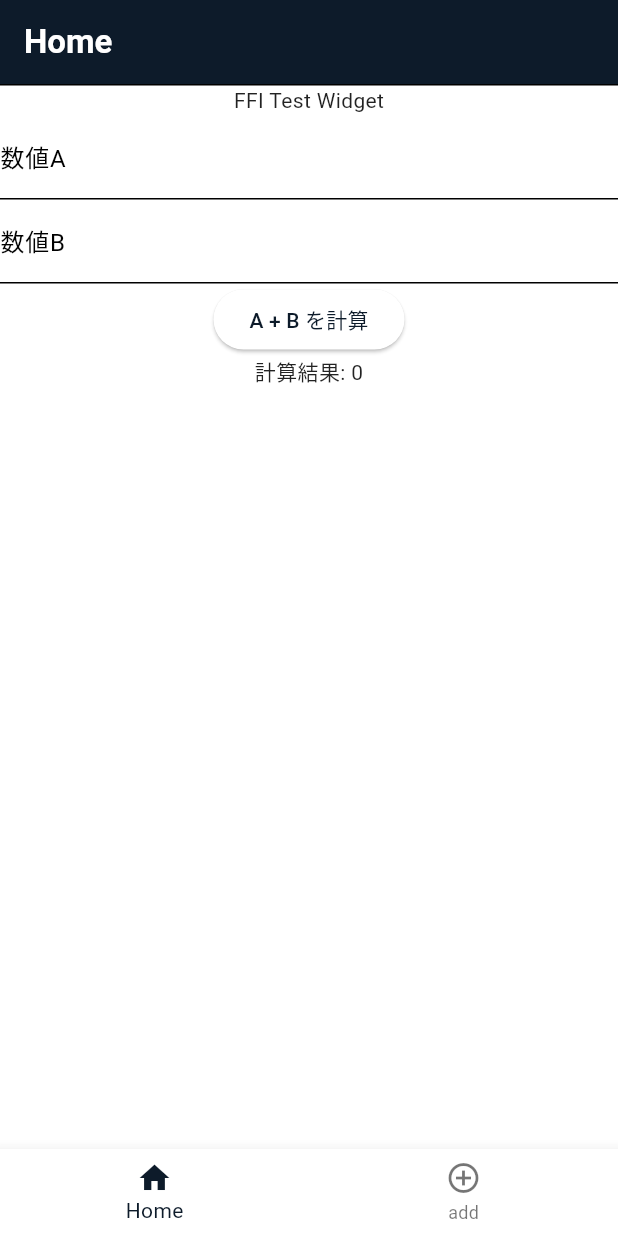
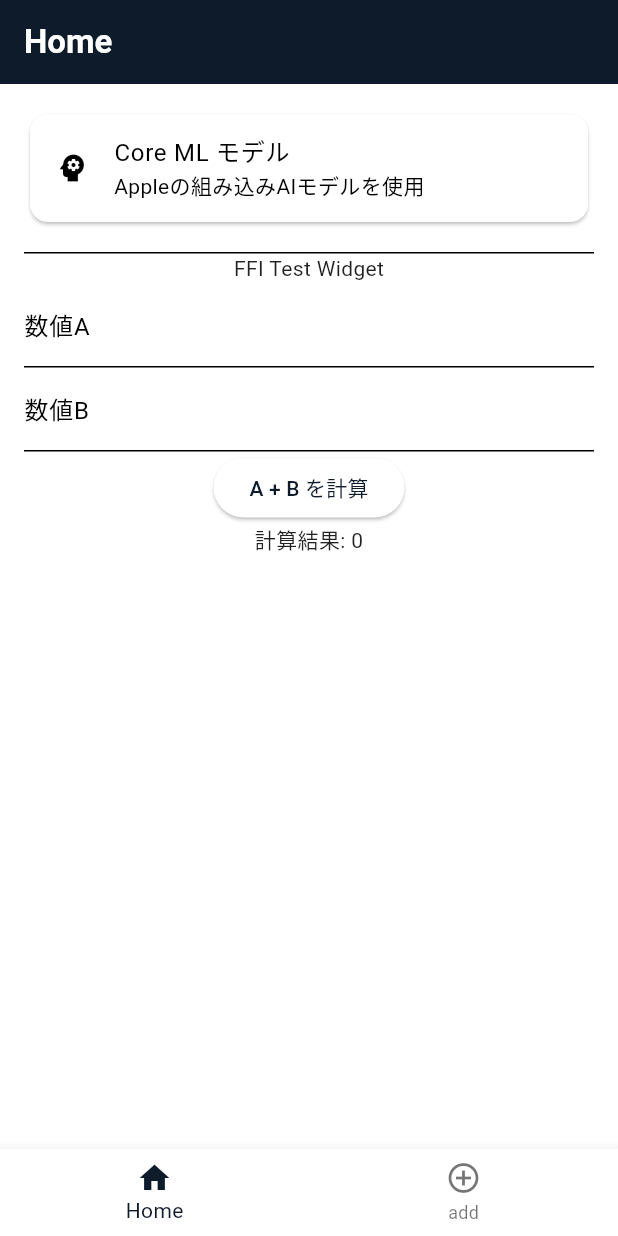
Before and after one commit to sotta-tis/emg-mobile-analyzer, a Flutter app: the screen it shows after launch, on a phone screen of 412 x 824 dp. Run offline on Flutter 3.47's test engine with Material 3 defaults, Android fonts, the light colour scheme and no system bars; our stand-ins replace fl_chart, flutter_blue_plus, flutter_riverpod, go_router, image_picker; missing offline and left inert: dart:ffi.

Commit message:
Core MLページへのナビゲーションを追加

```diff
--- a/lib/app_router.dart
+++ b/lib/app_router.dart
@@ -1,6 +1,7 @@
 import 'package:go_router/go_router.dart';
 import 'shells/templateShell.dart';
 import 'pages/homePage.dart';
+import 'widgets/core_ml_widget.dart';
 
 final router = GoRouter(
   initialLocation: '/home',
@@ -9,7 +10,10 @@ final router = GoRouter(
       builder:
           (context, state, child) =>
               TemplateShell(currentPath: state.uri.path, child: child),
-      routes: [GoRoute(path: '/home', builder: (_, __) => const HomePage())],
+      routes: [
+        GoRoute(path: '/home', builder: (_, __) => const HomePage()),
+        GoRoute(path: '/core-ml', builder: (_, __) => const CoreMLWidget()),
+      ],
     ),
   ],
 );
--- a/lib/pages/homePage.dart
+++ b/lib/pages/homePage.dart
@@ -1,5 +1,6 @@
 import 'package:flutter/material.dart';
 import 'package:flutter_riverpod/flutter_riverpod.dart';
+import 'package:go_router/go_router.dart';
 import 'package:emg_mobile_analyzer/widgets/ffi_sample.dart';
 
 class HomePage extends ConsumerStatefulWidget {
@@ -14,11 +15,24 @@ class _HomePageState extends ConsumerState<HomePage> {
   Widget build(BuildContext context) {
     return Scaffold(
       appBar: AppBar(title: const Text('Home')),
-      body: Column(
-        children: const [
-          Divider(height: 1),
-          FfiTestWidget(), // FFIテスト用ウィジェットを表示
-        ],
+      body: Padding(
+        padding: const EdgeInsets.all(16.0),
+        child: Column(
+          crossAxisAlignment: CrossAxisAlignment.stretch,
+          children: [
+            Card(
+              child: ListTile(
+                leading: const Icon(Icons.psychology),
+                title: const Text('Core ML モデル'),
+                subtitle: const Text('Appleの組み込みAIモデルを使用'),
+                onTap: () => context.go('/core-ml'),
+              ),
+            ),
+            const SizedBox(height: 16),
+            const Divider(height: 1),
+            const FfiTestWidget(), // FFIテスト用ウィジェットを表示
+          ],
+        ),
       ),
     );
   }
```
